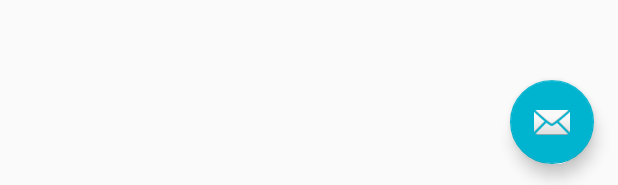
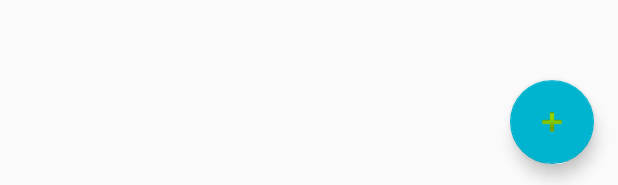
Before and after one commit to jfernandoherrera/OvertimeCodeDone, an Android app: the layout activity_main.xml on its own in the app's theme, with its tools: preview values and no code run, on a phone screen of 412 x 824 dp. Shown: the part 1048-1233 px from the top of the screen. Run offline under Robolectric (Android 15) with nearby library versions, the phone set to English and light mode, and no system bars.

Commit message:
recordView

```diff
--- a/app/build.gradle
+++ b/app/build.gradle
@@ -22,6 +22,7 @@ android {
 dependencies {
     compile fileTree(dir: 'libs', include: ['*.jar'])
     testCompile 'junit:junit:4.12'
-    compile 'com.android.support:appcompat-v7:23.+'
-    compile 'com.android.support:design:23.+'
+    compile 'com.android.support:appcompat-v7:23.2.1'
+    compile 'com.android.support:design:23.2.1'
+    compile 'com.android.support:cardview-v7:23.2.1'
 }
--- a/app/src/main/java/com/kaotiko/overtimecodedone/utils/common/font/AppFont.java
+++ b/app/src/main/java/com/kaotiko/overtimecodedone/utils/common/font/AppFont.java
@@ -14,4 +14,11 @@ public class AppFont {
 
     }
 
+    public Typeface getAppFontCaptureIt(Context context){
+
+        Typeface typeface = Typeface.createFromAsset(context.getAssets(), "fonts/Capture_it.ttf");
+
+        return typeface;
+
+    }
 }
--- a/app/src/main/java/com/kaotiko/overtimecodedone/utils/views/AppToolbar.java
+++ b/app/src/main/java/com/kaotiko/overtimecodedone/utils/views/AppToolbar.java
@@ -13,6 +13,7 @@ import android.view.LayoutInflater;
 import android.widget.TextView;
 
 import com.kaotiko.overtimecodedone.R;
+import com.kaotiko.overtimecodedone.utils.common.font.AppFont;
 
 public class AppToolbar extends Toolbar {
 
@@ -29,6 +30,10 @@ public class AppToolbar extends Toolbar {
         inflater.inflate(R.layout.toolbar, this);
 
         textView = (TextView) findViewById(R.id.toolbarTextView);
+
+        AppFont appFont = new AppFont();
+
+        textView.setTypeface(appFont.getAppFontCaptureIt(context));
 
     }
 
--- a/app/src/main/res/layout/activity_main.xml
+++ b/app/src/main/res/layout/activity_main.xml
@@ -37,6 +37,6 @@
    android:layout_alignParentRight="true"
         android:layout_alignParentBottom="true"
         android:layout_margin="@dimen/fab_margin"
-        android:src="@android:drawable/ic_dialog_email" />
+        android:src="@android:drawable/ic_input_add" />
 
 </RelativeLayout>
--- a/app/src/main/res/menu/menu_main.xml
+++ b/app/src/main/res/menu/menu_main.xml
@@ -4,7 +4,7 @@
     tools:context=".activities.main.MainActivity">
     <item
         android:id="@+id/action_settings"
-        android:orderInCategory="100"
+        android:icon="@android:drawable/ic_dialog_email"
         android:title="@string/action_settings"
-        app:showAsAction="never" />
+        app:showAsAction="always" />
 </menu>
--- a/app/src/main/res/values/strings.xml
+++ b/app/src/main/res/values/strings.xml
@@ -6,4 +6,7 @@
     <string name="duration">Duración</string>
     <string name="description">Descripción</string>
     <string name="commitId">ID Commit</string>
+    <string name="overtime_code_done">Codificando en Horas Extra</string>
+    <string name="ok">Listo</string>
+    <string name="date">Fecha</string>
 </resources>
```
